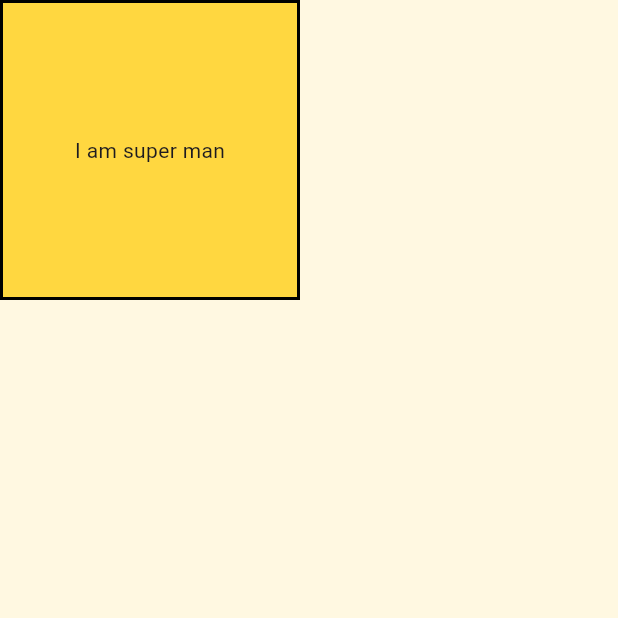
After one commit to ChewanRai1/AppdevClass, a Flutter app: the screen it shows after launch, on a phone screen of 412 x 824 dp, the top half of it. The commit adds this screen. Run offline on Flutter 3.47's test engine with Material 3 defaults, Android fonts, the phone set to English and light mode, and no system bars; missing offline and left inert: dart:ffi.

Commit message:
working on container with text, container, allignment  and the decoration

```diff
--- /dev/null
+++ b/lib/Screen/container_screen.dart
@@ -0,0 +1,27 @@
+import 'package:flutter/material.dart';
+
+class ContainerScreen extends StatelessWidget {
+  const ContainerScreen({super.key});
+
+  @override
+  Widget build(BuildContext context) {
+    return Scaffold(
+      backgroundColor: Colors.amber[50],
+      body: SafeArea(
+        child: Container(
+          width: 200,
+          height: 200,
+          alignment: Alignment.center, //text in the center of container
+
+          child: const Text('I am super man'),
+          decoration: BoxDecoration(
+              color: Colors.amberAccent,
+              border: Border.all(
+                color: Colors.black,
+                width: 2,
+              )),
+        ),
+      ),
+    );
+  }
+}
--- a/lib/app/app.dart
+++ b/lib/app/app.dart
@@ -1,6 +1,7 @@
 // import 'package:flutter_application_1/Screen/add_two_no.dart';
 import 'package:flutter_application_1/Screen/calculator_screen.dart';
 import 'package:flutter_application_1/Screen/columns_screen.dart';
+import 'package:flutter_application_1/Screen/container_screen.dart';
 import 'package:flutter_application_1/Screen/dashboard_screen.dart';
 import 'package:flutter_application_1/Screen/simple_interest.dart';
 // import 'package:flutter_application_1/screen/hello_world_screen.dart';
@@ -13,7 +14,7 @@ class App extends StatelessWidget {
   @override
   Widget build(BuildContext context) {
     return MaterialApp(
-      home: CalculatorScreen(),
+      home: ContainerScreen(),
     );
   }
 }
```
